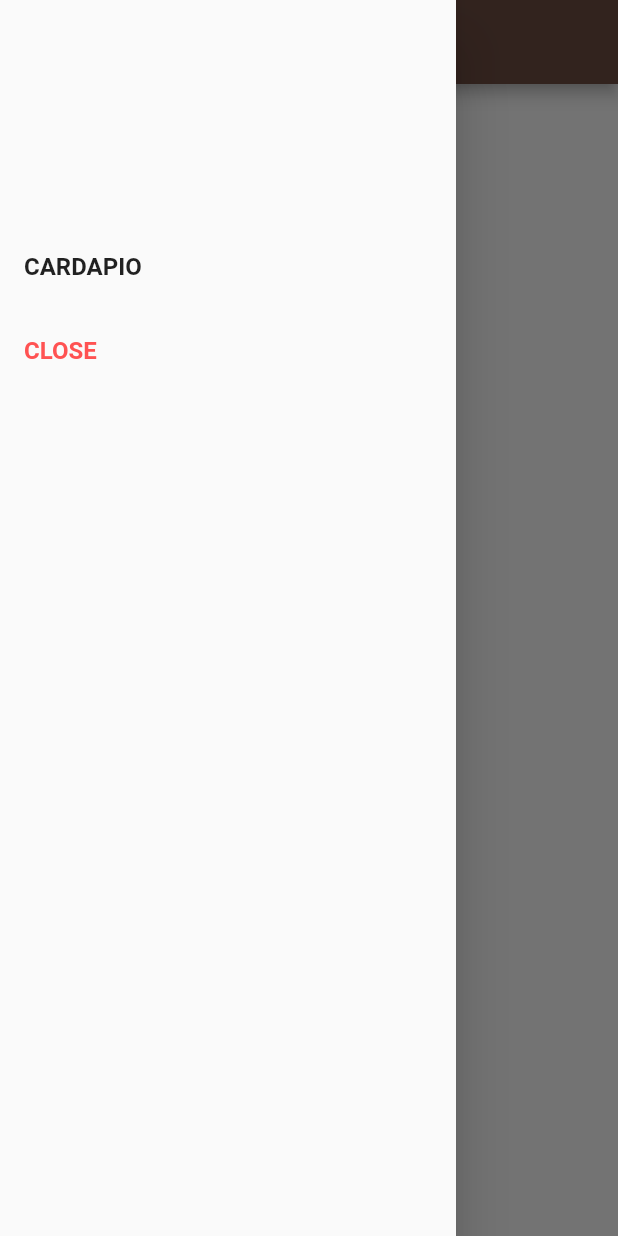
After one commit to DanielSantiago1/Famintos-Mobile, a Flutter app: the CardapioPage screen opened directly, with the side drawer open, on a phone screen of 412 x 824 dp. The commit adds this screen. Run offline on Flutter 3.47's test engine with Material 2 defaults, Android fonts, the light colour scheme and no system bars; our stand-ins replace dio, rxdart.

Commit message:
menu da tela do cardapio
Signed-off-by: Ericton Felicidade <ericton.brito@grupoicts.com.br>

```diff
--- /dev/null
+++ b/famintos_mobile/lib/src/pages/lista/menulist.dart
@@ -0,0 +1,32 @@
+import 'package:famintos_mobile/src/pages/cardapio/cardapio.dart';
+import 'package:flutter/material.dart';
+
+class MenuList extends StatelessWidget {
+  @override
+  Widget build(BuildContext context) {
+    return Drawer(
+
+        child: Container(
+          padding: EdgeInsets.only(top:150),
+          child: Column(
+            children: [
+
+              ListTile(
+                //leading: Icon(Icons.dashboard),
+                title: Text("Cardapio".toUpperCase(), style: TextStyle(fontSize: 16, fontWeight: FontWeight.bold),),
+                onTap: (){
+                  Navigator.push(context, MaterialPageRoute(
+                      builder: (BuildContext context) => CardapioPage()));
+                },
+              ),
+              ListTile(
+                //leading: Icon(Icons.exit_to_app),
+                title: Text("Close".toUpperCase(), style: TextStyle(color: Colors.redAccent,fontSize: 16, fontWeight: FontWeight.bold),),
+                onTap: (){},
+              ),
+            ],
+          ),
+        )
+    );
+  }
+}
--- a/famintos_mobile/pubspec.yaml
+++ b/famintos_mobile/pubspec.yaml
@@ -27,7 +27,7 @@ dependencies:
 
   # The following adds the Cupertino Icons font to your application.
   # Use with the CupertinoIcons class for iOS style icons.
-  cupertino_icons: ^1.0.1
+  cupertino_icons: ^0.1.3
 
 dev_dependencies:
   flutter_test:
```
Also changed, not shown: famintos_mobile/lib/src/pages/cardapio/cardapio.dart (+2 -28 lines).
